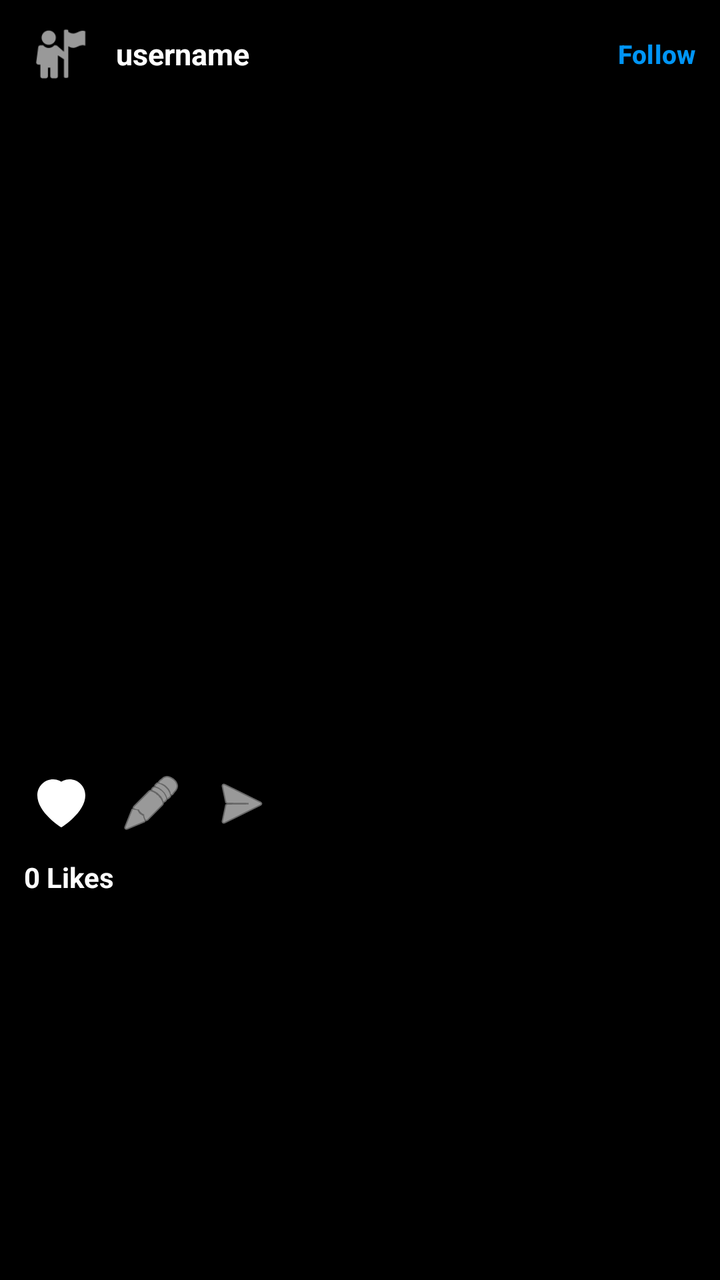
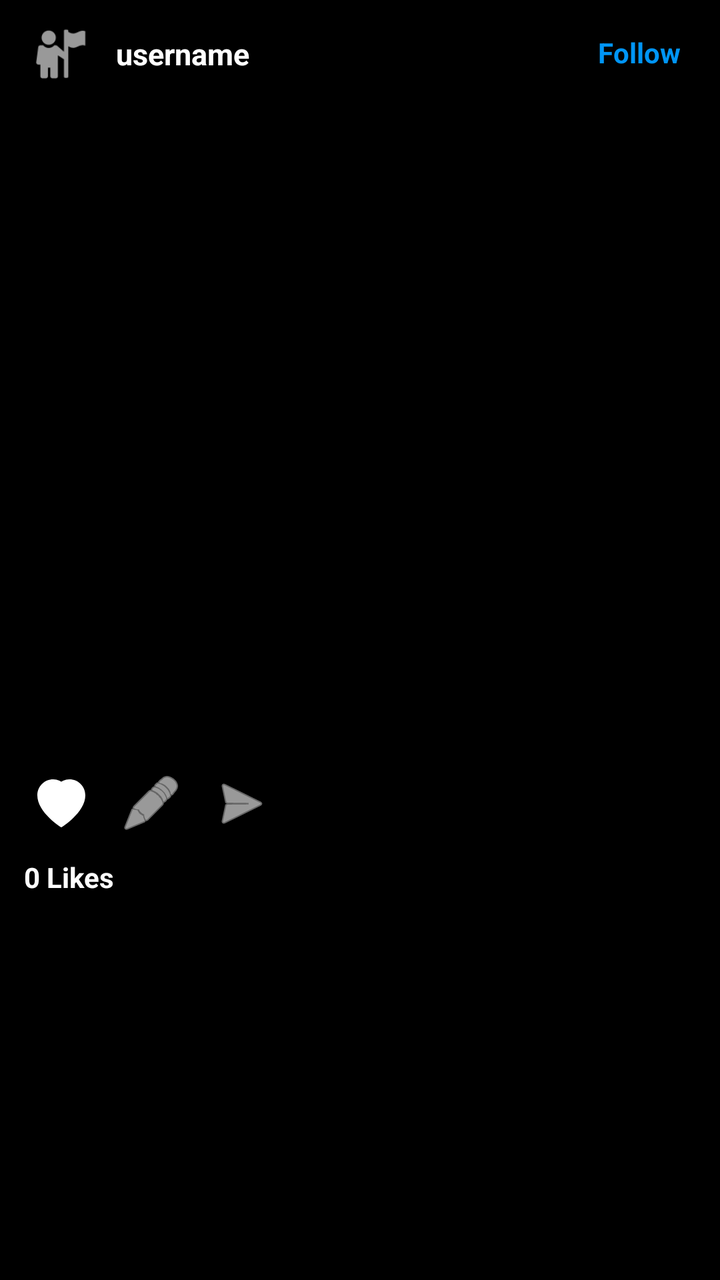

The first picture is an Android layout as it rendered before a commit; the second is the same layout after the commit. The layout source and the unified diff follow.
<!-- AndroidManifest.xml: application theme Theme.Login -->
<!-- res/layout/item_post.xml -->
<?xml version="1.0" encoding="utf-8"?>
<LinearLayout
    xmlns:android="http://schemas.android.com/apk/res/android"
    xmlns:app="http://schemas.android.com/apk/res-auto"
    android:layout_width="match_parent"
    android:layout_height="wrap_content"
    android:orientation="vertical"
    android:background="#000000">

    <android.widget.LinearLayout
        android:id="@+id/postHeader"
        android:layout_width="match_parent"
        android:layout_height="54dp"
        android:orientation="horizontal"
        android:gravity="center_vertical"
        android:paddingStart="12dp"
        android:paddingEnd="12dp"
        android:background="#000000">

        
        <ImageView
            android:id="@+id/imgPostProfile"
            android:layout_width="36dp"
            android:layout_height="36dp"
            android:scaleType="centerCrop"
            android:src="@android:drawable/ic_menu_myplaces"
            android:contentDescription="Profile Photo" />

        
        <TextView
            android:id="@+id/tvPostUsername"
            android:layout_width="0dp"
            android:layout_height="wrap_content"
            android:layout_weight="1"
            android:layout_marginStart="10dp"
            android:text="username"
            android:textColor="#FFFFFF"
            android:textSize="15sp"
            android:textStyle="bold"
            android:maxLines="1"
            android:ellipsize="end" />

        
        <Button
            android:id="@+id/btnPostFollow"
            android:layout_width="wrap_content"
            android:layout_height="32dp"
            android:background="@android:color/transparent"
            android:text="Follow"
            android:textColor="#0095F6"
            android:textSize="13sp"
            android:textStyle="bold"
            android:padding="0dp"
            android:minWidth="0dp"
            android:minHeight="0dp"
            android:stateListAnimator="@null" />

    </android.widget.LinearLayout>

    

    <FrameLayout
        android:layout_width="match_parent"
        android:layout_height="320dp">

        <ImageView
            android:id="@+id/postImage"
            android:layout_width="match_parent"
            android:layout_height="match_parent"
            android:scaleType="centerCrop"
            android:contentDescription="Post Image" />

        
        <ImageView
            android:id="@+id/playIcon"
            android:layout_width="32dp"
            android:layout_height="32dp"
            android:layout_gravity="top|end"
            android:layout_margin="12dp"
            android:src="@android:drawable/ic_media_play"
            android:contentDescription="Play"
            android:visibility="gone" />

    </FrameLayout>


    

    <LinearLayout
        android:layout_width="match_parent"
        android:layout_height="55dp"
        android:orientation="horizontal"
        android:gravity="center_vertical"
        android:paddingStart="8dp"
        android:paddingEnd="8dp"
        android:background="#000000">

        

        <ImageButton
            android:id="@+id/btnLike"
            android:layout_width="45dp"
            android:layout_height="45dp"
            android:background="@android:color/transparent"
            android:src="@drawable/ic_heart"
            android:contentDescription="Like"
            android:padding="8dp"
            app:tint="#FFFFFF" />


        

        <ImageButton
            android:id="@+id/btnComment"
            android:layout_width="45dp"
            android:layout_height="45dp"
            android:background="@android:color/transparent"
            android:src="@android:drawable/ic_menu_edit"
            android:contentDescription="Comment"
            android:padding="8dp"
            app:tint="#FFFFFF" />


        

        <ImageButton
            android:id="@+id/btnShare"
            android:layout_width="45dp"
            android:layout_height="45dp"
            android:background="@android:color/transparent"
            android:src="@android:drawable/ic_menu_send"
            android:contentDescription="Share"
            android:padding="8dp"
            app:tint="#FFFFFF" />

    </LinearLayout>


    

    <TextView
        android:id="@+id/tvLikeCount"
        android:layout_width="match_parent"
        android:layout_height="wrap_content"
        android:paddingStart="12dp"
        android:paddingEnd="12dp"
        android:paddingTop="0dp"
        android:paddingBottom="4dp"
        android:text="0 Likes"
        android:textColor="#FFFFFF"
        android:textSize="14sp"
        android:textStyle="bold" />


    

    <TextView
        android:id="@+id/tvCaption"
        android:layout_width="match_parent"
        android:layout_height="wrap_content"
        android:paddingStart="12dp"
        android:paddingEnd="12dp"
        android:paddingTop="2dp"
        android:paddingBottom="14dp"
        android:text=""
        android:textColor="#FFFFFF"
        android:textSize="14sp"
        android:visibility="gone" />

</LinearLayout>
<!-- resources referenced by this layout -->
<resources>
  <!-- drawable ic_heart (drawable) -->
  <?xml version="1.0" encoding="utf-8"?>
  <vector xmlns:android="http://schemas.android.com/apk/res/android"
      android:width="32dp"
      android:height="32dp"
      android:viewportWidth="32"
      android:viewportHeight="32">
  
      <path
          android:fillColor="#FFFFFFFF"
          android:pathData="M16,28
          C15.7,28 4,20.5 4,12
          C4,7.5 7.5,4 12,4
          C14.3,4 16,5.2 16,5.2
          C16,5.2 17.7,4 20,4
          C24.5,4 28,7.5 28,12
          C28,20.5 16.3,28 16,28 Z" />
  
  </vector>
  <style name="Theme.Login" parent="Base.Theme.Login" />
  <style name="Base.Theme.Login" parent="Theme.Material3.DayNight.NoActionBar">
          
          
      </style>
</resources>

<!-- the commit's change to res/layout/item_post.xml (unified diff, before → after) -->
@@ -41,19 +41,23 @@
             android:ellipsize="end" />
 
         
-        <Button
+        <TextView
             android:id="@+id/btnPostFollow"
             android:layout_width="wrap_content"
-            android:layout_height="32dp"
-            android:background="@android:color/transparent"
+            android:layout_height="36dp"
+            android:gravity="center"
             android:text="Follow"
             android:textColor="#0095F6"
-            android:textSize="13sp"
+            android:textSize="14sp"
             android:textStyle="bold"
-            android:padding="0dp"
-            android:minWidth="0dp"
-            android:minHeight="0dp"
-            android:stateListAnimator="@null" />
+            android:paddingStart="8dp"
+            android:paddingEnd="8dp"
+            android:paddingTop="0dp"
+            android:paddingBottom="0dp"
+            android:includeFontPadding="false"
+            android:clickable="true"
+            android:focusable="true"
+            android:background="?attr/selectableItemBackground" />
 
     </android.widget.LinearLayout>
 
